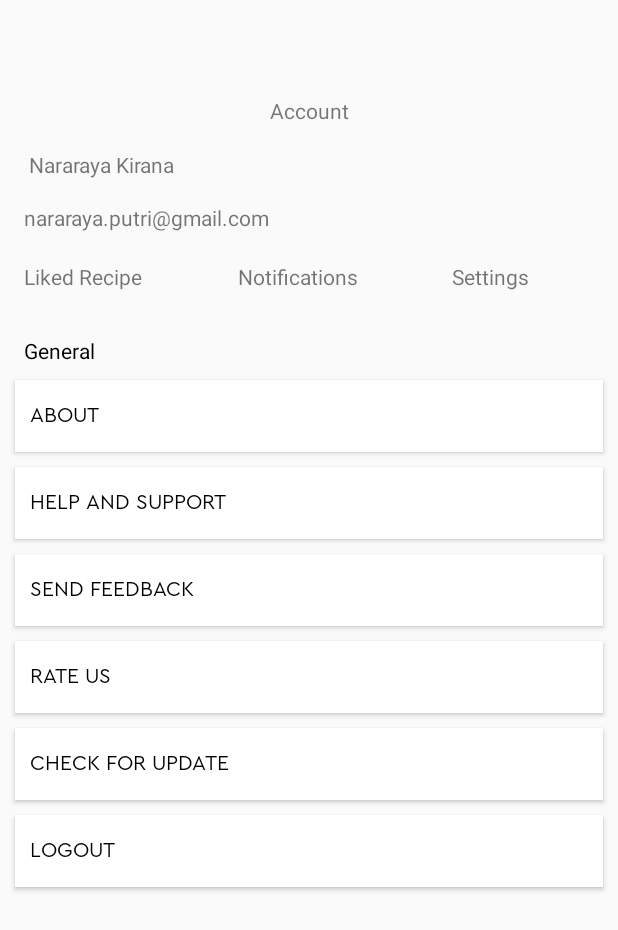
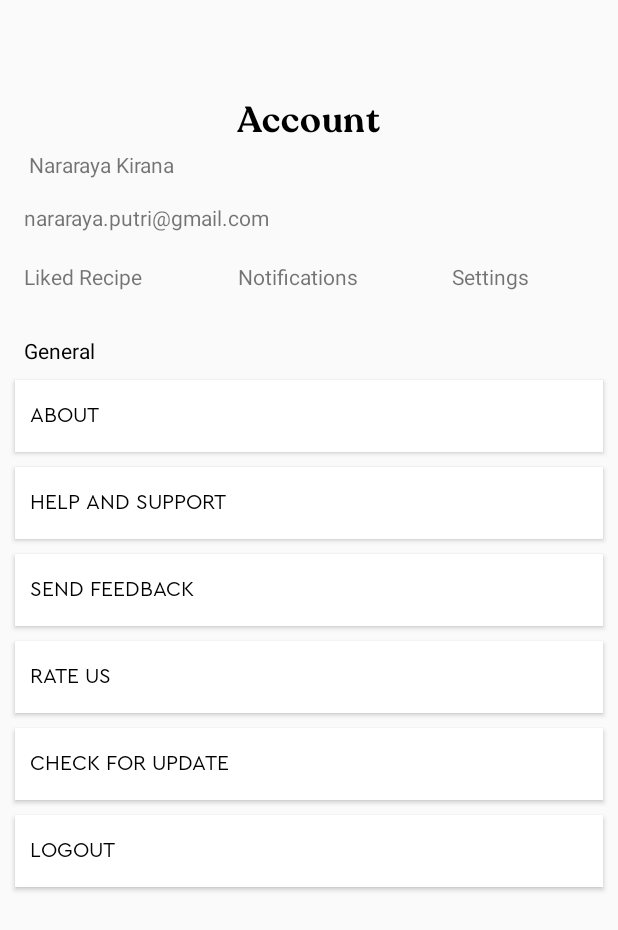
Before and after one commit to HenrryBT/mallika-cookbook-app, an Android app: the AccountActivity screen opened directly, with no data from a screen before it, on a phone screen of 412 x 824 dp. Shown: the top 930 px of the screen. Run offline under Robolectric (Android 15) with nearby library versions, the phone set to English and light mode, and no system bars.

Commit message:
Fixing styles xml file, and adding recoleta semibold font

```diff
--- a/app/src/main/res/layout/activity_account.xml
+++ b/app/src/main/res/layout/activity_account.xml
@@ -17,7 +17,7 @@
         app:layout_constraintTop_toBottomOf="@+id/textView2" />
 
     <TextView
-        android:id="@+id/textView"
+        style="@style/main_title_recoleta"
         android:layout_width="wrap_content"
         android:layout_height="wrap_content"
         android:layout_marginTop="64dp"
--- a/app/src/main/res/values/styles.xml
+++ b/app/src/main/res/values/styles.xml
@@ -9,7 +9,19 @@
     <!-- Text -->
 
     <style name="main_title_recoleta">
+        <item name="android:fontFamily">@font/recoleta_semibold</item>
+        <item name="android:fontWeight">600</item>
+        <item name="android:textSize">24sp</item>
+        <item name="android:lineHeight">24sp</item>
+        <item name="android:textAlignment">viewStart</item>
+        <item name="flow_verticalAlign">top</item>
+        <item name="android:letterSpacing">@dimen/letter_spacing</item>
+        <item name="android:textColor">@color/black</item>
+    </style>
+
+    <style name="home_title_recoleta">
         <item name="android:fontFamily">@font/recoleta_regular</item>
+        <item name="android:fontWeight">500</item>
         <item name="android:textSize">24sp</item>
         <item name="android:lineHeight">24sp</item>
         <item name="android:textAlignment">viewStart</item>
```
Also changed, not shown: app/src/main/res/font/recoleta_regular.otf (deleted), app/src/main/res/font/recoleta_regular.ttf (added), app/src/main/res/font/recoleta_semibold.ttf (added).
